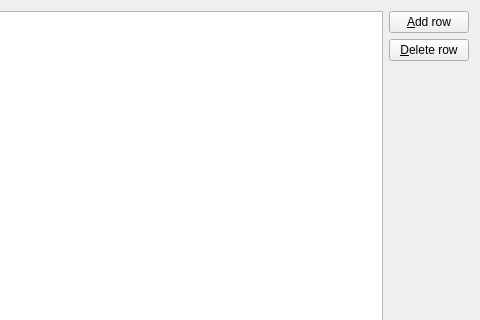
temcocontrols/RasberryPiBacnetController, file VariablesDialog.ui: the form before one commit; both pictures show x 240 to 720 and y 0 to 320 of the 720 by 576 pixel window.
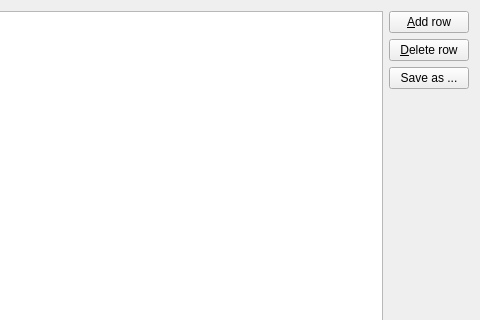
The form after the commit.

Commit message: Read and Save PRGs and display the variables

The edit to the form file:
```diff
--- a/VariablesDialog.ui
+++ b/VariablesDialog.ui
@@ -39,6 +39,13 @@
          </property>
         </widget>
        </item>
+       <item>
+        <widget class="QPushButton" name="saveFileButton">
+         <property name="text">
+          <string>Save as ...</string>
+         </property>
+        </widget>
+       </item>
        <item>
         <spacer name="verticalSpacer">
          <property name="orientation">
```
The commit also changes 13 other files.
